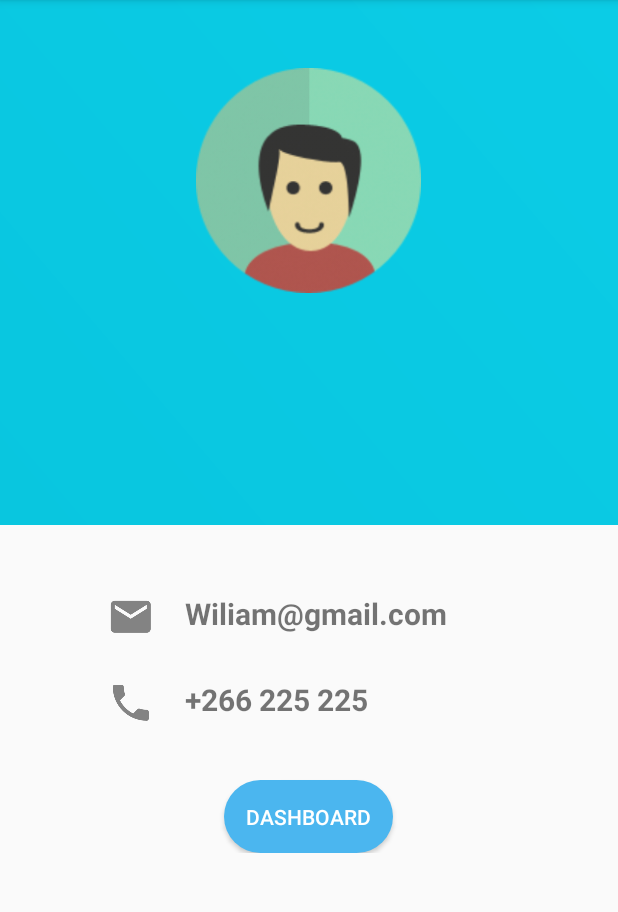
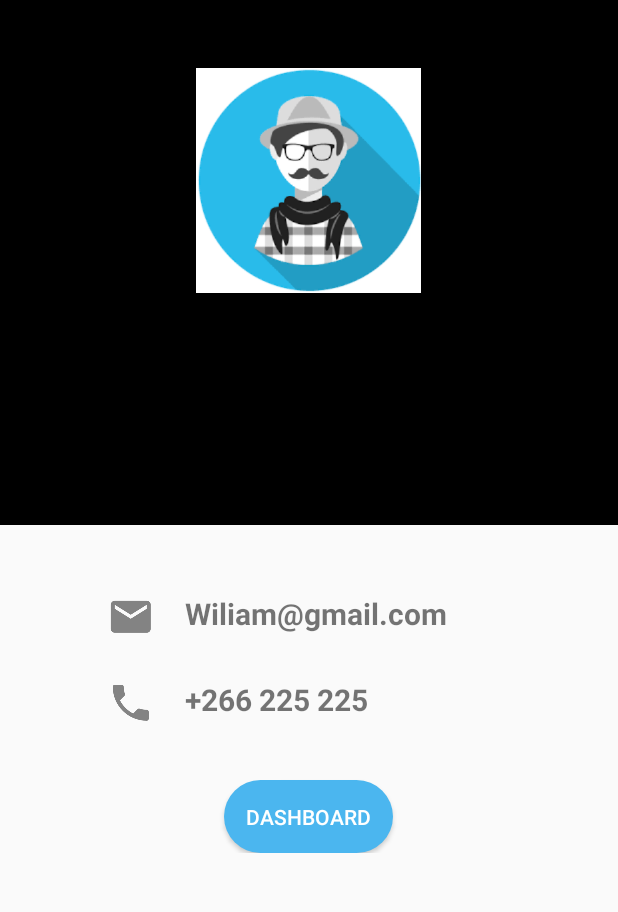
Before and after one commit to kaus-rai/Teacher-Tracker, an Android app: the screen it shows after launch (Profile), on a phone screen of 412 x 824 dp, the part 84-996 px from its top. Run offline under Robolectric (Android 15) with nearby library versions, the phone set to English and light mode, and no system bars; 1 statement that could not run was skipped.

Commit message:
Solved  Issue APP GETTING CRASHED #7.

```diff
--- a/app/src/main/res/drawable-v24/gradientbackground.xml
+++ /dev/null
@@ -1,8 +0,0 @@
-<?xml version="1.0" encoding="utf-8"?>
-<shape xmlns:android="http://schemas.android.com/apk/res/android">
-<gradient android:angle="45"
-    android:startColor="@color/startblue"
-    android:endColor="@color/endblue"
-    />
-
-</shape>
--- a/app/src/main/res/layout/profile.xml
+++ b/app/src/main/res/layout/profile.xml
@@ -12,7 +12,7 @@ xmlns:android="http://schemas.android.com/apk/res/android">
     android:orientation="vertical">
 
         <LinearLayout
-            android:background="@drawable/gradientbackground"
+            android:background="#000000"
             android:layout_width="match_parent"
             android:layout_height="350dp"
             android:orientation="vertical">
```
Also changed, not shown: app/src/main/res/drawable-v24/user.png (deleted), app/src/main/res/drawable/user.png (added).
